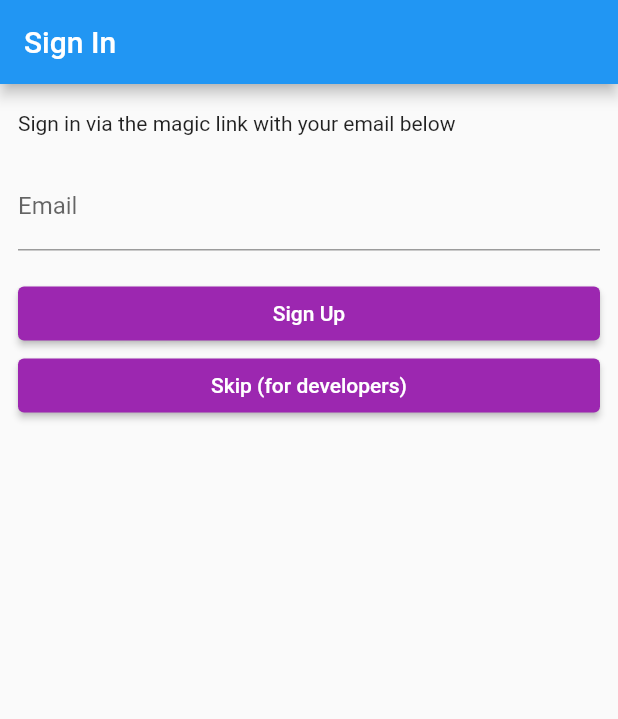
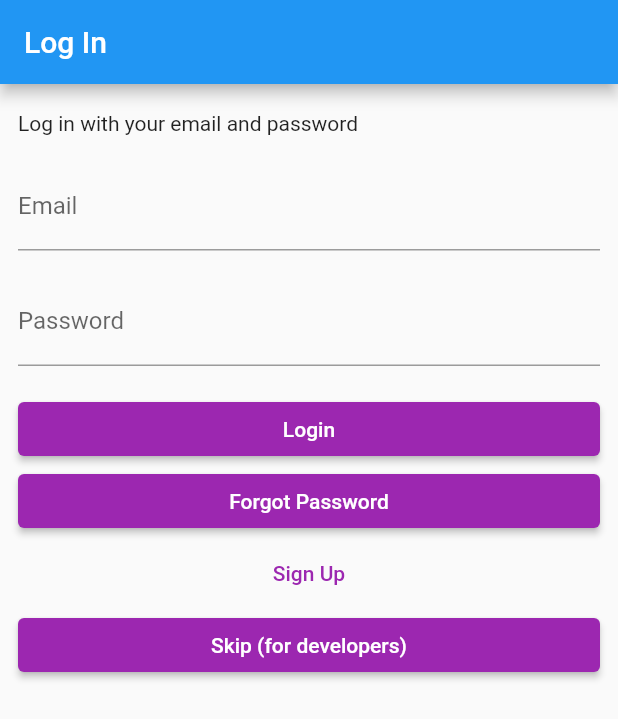
Before and after one commit to de-timebank/frontend, a Flutter app: the screen it shows after launch, on a phone screen of 412 x 824 dp. Shown: the top 719 px of the screen. Run offline on Flutter 3.47's test engine with Material 2 defaults, Android fonts, the phone set to English and light mode, and no system bars; our stand-ins replace image_picker, supabase_flutter; missing offline and left inert: dart:ffi, textfield_tags; accounts and stored records are empty.

Commit message:
password recovery

```diff
--- a/lib/main.dart
+++ b/lib/main.dart
@@ -2,7 +2,9 @@ import 'package:flutter/material.dart';
 import 'package:supabase_flutter/supabase_flutter.dart';
 import 'package:testfyp/navigation.dart';
 import 'package:testfyp/pages/account_page.dart';
-import 'package:testfyp/pages/login_page.dart';
+import 'package:testfyp/pages/loginPage.dart';
+import 'package:testfyp/pages/password.dart';
+import 'package:testfyp/pages/signUpPage.dart';
 import 'package:testfyp/pages/splash_page.dart';
 import 'package:testfyp/profile.dart';
 
@@ -39,10 +41,12 @@ class MyApp extends StatelessWidget {
       initialRoute: '/',
       routes: <String, WidgetBuilder>{
         '/': (_) => const SplashPage(),
+        '/signup': (_) => const SignUpPage(),
         '/login': (_) => const LoginPage(),
         '/account': (_) => const AccountPage(),
         '/navigation': (_) => const BottomBarNavigation(),
         '/profile': (_) => ProfilePage(),
+        '/passwordReset': (_) => PasswordPage(),
       },
     );
   }
--- a/lib/pages/account_page.dart
+++ b/lib/pages/account_page.dart
@@ -1,5 +1,4 @@
 import 'dart:ffi';
-
 import 'package:flutter/material.dart';
 import 'package:supabase_flutter/supabase_flutter.dart';
 import 'package:testfyp/components/avatar.dart';
--- /dev/null
+++ b/lib/pages/loginPage.dart
@@ -0,0 +1,124 @@
+import 'dart:async';
+import 'package:flutter/foundation.dart';
+import 'package:flutter/material.dart';
+import 'package:supabase_flutter/supabase_flutter.dart';
+import 'package:testfyp/constants.dart';
+import 'package:testfyp/pages/forgotPasword.dart';
+import 'package:testfyp/pages/signUpPage.dart';
+
+class LoginPage extends StatefulWidget {
+  const LoginPage({super.key});
+
+  @override
+  _LoginPageState createState() => _LoginPageState();
+}
+
+class _LoginPageState extends State<LoginPage> {
+  bool _isLoading = false;
+  bool _redirecting = false;
+  late final TextEditingController _emailController;
+  late final TextEditingController _passwordController;
+  late final StreamSubscription<AuthState> _authStateSubscription;
+
+  Future<void> _logIn() async {
+    setState(() {
+      _isLoading = true;
+    });
+    try {
+      await supabase.auth.signInWithPassword(
+        email: _emailController.text,
+        password: _passwordController.text,
+        // emailRedirectTo:
+        //     kIsWeb ? null : 'io.supabase.fluttercallback://Login-callback/',
+      );
+      // if (mounted) {
+      //   context.showSnackBar(message: 'Check your email for Login link!');
+      //   _emailController.clear();
+      // }
+    } on AuthException catch (error) {
+      context.showErrorSnackBar(message: error.message);
+    } catch (error) {
+      context.showErrorSnackBar(message: 'Unexpected error occured');
+    }
+
+    setState(() {
+      _isLoading = false;
+    });
+  }
+
+  @override
+  void initState() {
+    _emailController = TextEditingController();
+    _passwordController = TextEditingController();
+    _authStateSubscription = supabase.auth.onAuthStateChange.listen((data) {
+      if (_redirecting) return;
+      final session = data.session;
+      if (session != null) {
+        _redirecting = true;
+        Navigator.of(context).pushReplacementNamed('/dashboard');
+      }
+    });
+    super.initState();
+  }
+
+  @override
+  void dispose() {
+    _emailController.dispose();
+    _passwordController.dispose();
+    _authStateSubscription.cancel();
+    super.dispose();
+  }
+
+  @override
+  Widget build(BuildContext context) {
+    return Scaffold(
+      appBar: AppBar(title: const Text('Log In')),
+      body: ListView(
+        padding: const EdgeInsets.symmetric(vertical: 18, horizontal: 12),
+        children: [
+          const Text('Log in with your email and password'),
+          const SizedBox(height: 18),
+          TextFormField(
+            controller: _emailController,
+            decoration: const InputDecoration(labelText: 'Email'),
+          ),
+          const SizedBox(height: 18),
+          TextFormField(
+            controller: _passwordController,
+            decoration: const InputDecoration(labelText: 'Password'),
+          ),
+          const SizedBox(height: 18),
+          ElevatedButton(
+            onPressed: _isLoading ? null : _logIn,
+            child: Text(_isLoading ? 'Loading' : 'Login'),
+          ),
+          ElevatedButton(
+            onPressed: (() {
+              Navigator.push(
+                  context,
+                  MaterialPageRoute(
+                    builder: (context) => const PasswordRecoveryPage(),
+                  ));
+            }),
+            child: Text('Forgot Password'),
+          ),
+          TextButton(
+            onPressed: (() {
+              Navigator.push(
+                  context,
+                  MaterialPageRoute(
+                    builder: (context) => const SignUpPage(),
+                  ));
+            }),
+            child: Text('Sign Up'),
+          ),
+          ElevatedButton(
+              onPressed: (() {
+                Navigator.of(context).pushNamed('/navigation');
+              }),
+              child: Text('Skip (for developers)'))
+        ],
+      ),
+    );
+  }
+}
--- a/lib/pages/splash_page.dart
+++ b/lib/pages/splash_page.dart
@@ -29,6 +29,7 @@ class _SplashPageState extends State<SplashPage> {
 
     _redicrectCalled = true;
     final session = supabase.auth.currentSession;
+    //final sessionP = sup
     if (session != null) {
       Navigator.of(context).pushReplacementNamed('/navigation');
     } else {
```
Also changed, not shown: lib/pages/forgotPasword.dart (added, +115 -0 lines), lib/pages/password.dart (added, +119 -0 lines), lib/pages/signUpPage.dart (renamed from lib/pages/login_page.dart, +17 -8 lines), lib/profile.dart (+18 -0 lines).
